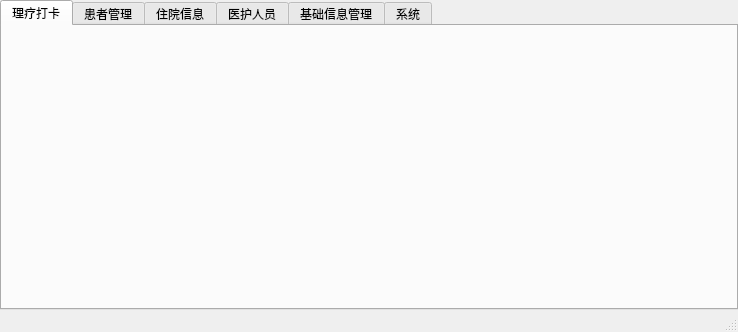
The window that PhysioMgr/MainWindow.ui (yuylong/PhysioMgr) describes before a commit, drawn with Qt 5.
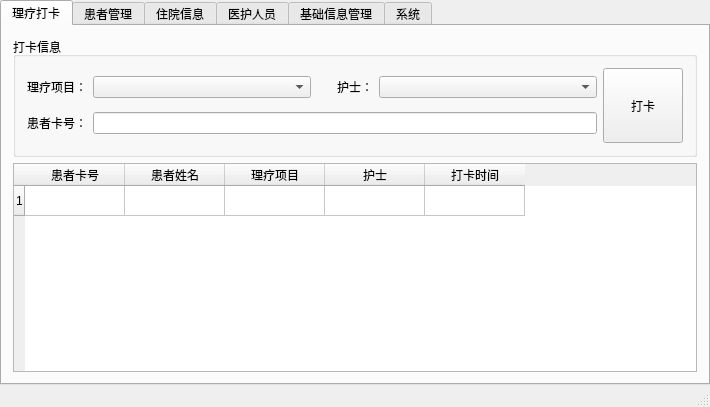
The same window after the commit. The open tabs and pages were chosen to show the change.

Commit message: Design the GUI for Physio Main page.

```diff
--- a/PhysioMgr/MainWindow.ui
+++ b/PhysioMgr/MainWindow.ui
@@ -6,15 +6,15 @@
    <rect>
     <x>0</x>
     <y>0</y>
-    <width>738</width>
-    <height>332</height>
+    <width>710</width>
+    <height>407</height>
    </rect>
   </property>
   <property name="windowTitle">
    <string>医院理疗管理系统</string>
   </property>
   <widget class="QWidget" name="centralWidget">
-   <layout class="QVBoxLayout" name="verticalLayout_3">
+   <layout class="QHBoxLayout" name="horizontalLayout">
     <property name="spacing">
      <number>0</number>
     </property>
@@ -39,6 +39,130 @@
        <attribute name="title">
         <string>理疗打卡</string>
        </attribute>
+       <layout class="QVBoxLayout" name="verticalLayout_3">
+        <item>
+         <widget class="QGroupBox" name="groupBox_6">
+          <property name="minimumSize">
+           <size>
+            <width>0</width>
+            <height>120</height>
+           </size>
+          </property>
+          <property name="title">
+           <string>打卡信息</string>
+          </property>
+          <layout class="QHBoxLayout" name="horizontalLayout_5" stretch="1,0">
+           <item>
+            <layout class="QVBoxLayout" name="verticalLayout_5">
+             <property name="sizeConstraint">
+              <enum>QLayout::SetDefaultConstraint</enum>
+             </property>
+             <item>
+              <layout class="QHBoxLayout" name="horizontalLayout_8" stretch="0,1,0,0,1">
+               <item>
+                <widget class="QLabel" name="label_2">
+                 <property name="text">
+                  <string>理疗项目：</string>
+                 </property>
+                </widget>
+               </item>
+               <item>
+                <widget class="QComboBox" name="cmbPhysioSel"/>
+               </item>
+               <item>
+                <spacer name="horizontalSpacer">
+                 <property name="orientation">
+                  <enum>Qt::Horizontal</enum>
+                 </property>
+                 <property name="sizeHint" stdset="0">
+                  <size>
+                   <width>20</width>
+                   <height>20</height>
+                  </size>
+                 </property>
+                </spacer>
+               </item>
+               <item>
+                <widget class="QLabel" name="label_3">
+                 <property name="text">
+                  <string>护士：</string>
+                 </property>
+                </widget>
+               </item>
+               <item>
+                <widget class="QComboBox" name="cmbNurseSel"/>
+               </item>
+              </layout>
+             </item>
+             <item>
+              <layout class="QHBoxLayout" name="horizontalLayout_6" stretch="0,0">
+               <item>
+                <widget class="QLabel" name="label">
+                 <property name="text">
+                  <string>患者卡号：</string>
+                 </property>
+                </widget>
+               </item>
+               <item>
+                <widget class="QLineEdit" name="lePatientID"/>
+               </item>
+              </layout>
+             </item>
+            </layout>
+           </item>
+           <item>
+            <widget class="QPushButton" name="pbPhysioOp">
+             <property name="minimumSize">
+              <size>
+               <width>75</width>
+               <height>75</height>
+              </size>
+             </property>
+             <property name="text">
+              <string>打卡</string>
+             </property>
+            </widget>
+           </item>
+          </layout>
+         </widget>
+        </item>
+        <item>
+         <widget class="QTableWidget" name="tblPhysioLog">
+          <property name="rowCount">
+           <number>1</number>
+          </property>
+          <property name="columnCount">
+           <number>5</number>
+          </property>
+          <row/>
+          <column>
+           <property name="text">
+            <string>患者卡号</string>
+           </property>
+          </column>
+          <column>
+           <property name="text">
+            <string>患者姓名</string>
+           </property>
+          </column>
+          <column>
+           <property name="text">
+            <string>理疗项目</string>
+           </property>
+          </column>
+          <column>
+           <property name="text">
+            <string>护士</string>
+           </property>
+          </column>
+          <column>
+           <property name="text">
+            <string>打卡时间</string>
+           </property>
+          </column>
+         </widget>
+        </item>
+       </layout>
       </widget>
       <widget class="QWidget" name="tabPatientInfo">
        <attribute name="title">
```
Left out of the diff: 12 changed lines with no effect on the pictures.
